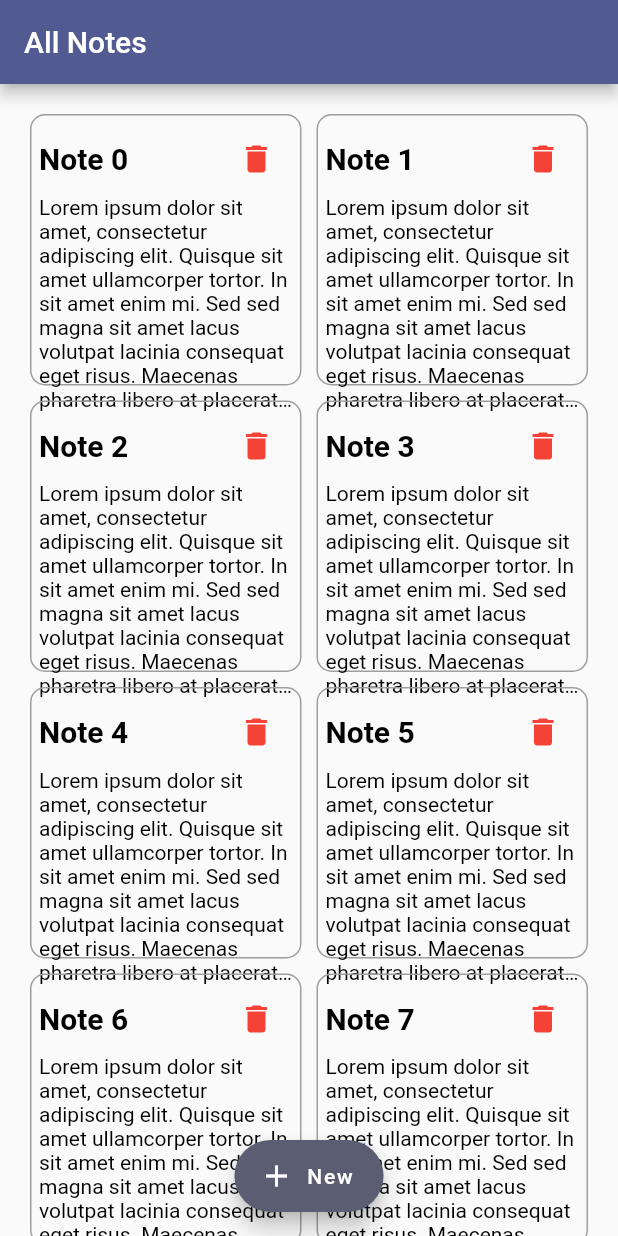
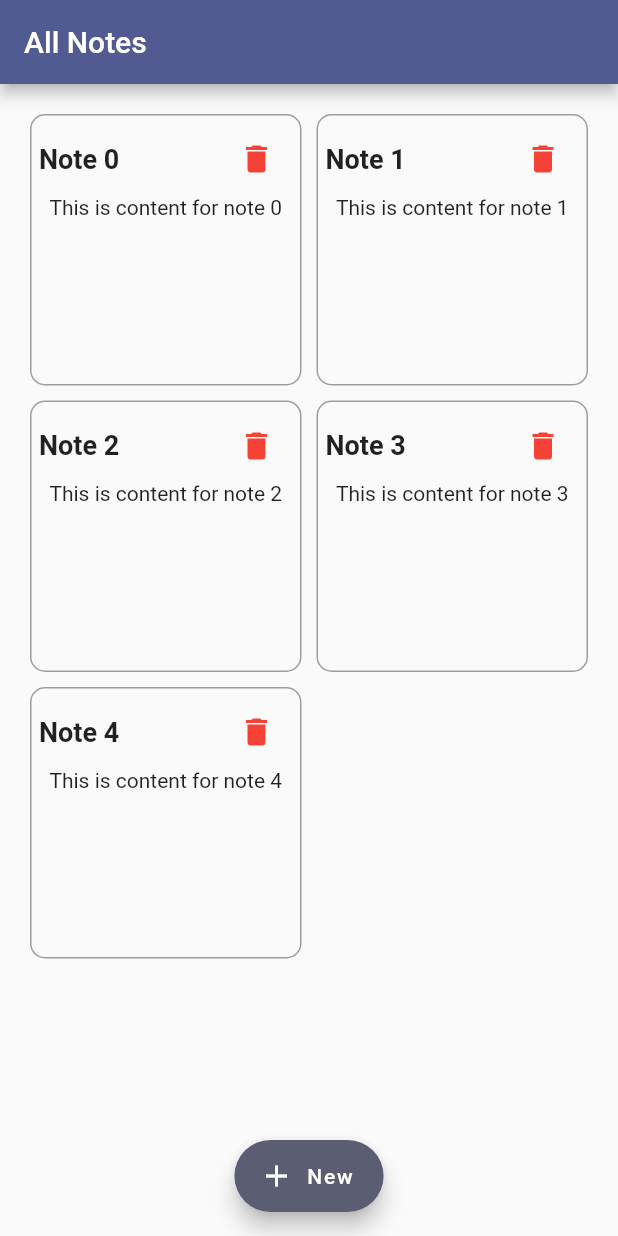
Before and after one commit to Hafeed10/Flutter-All-Notes-App, a Flutter app: the screen it shows after launch, on a phone screen of 412 x 824 dp. Run offline on Flutter 3.47's test engine with Material 3 defaults, Android fonts, the phone set to English and light mode, and no system bars; our stand-ins replace hive, hive_flutter; accounts and stored records are empty.

Commit message:
error solving

```diff
--- a/lib/view/screen_all_notes.dart
+++ b/lib/view/screen_all_notes.dart
@@ -1,8 +1,44 @@
 import 'package:flutter/material.dart';
 import 'package:note_app/view/screen_add_note.dart';
 
-class ScreenAllNotes extends StatelessWidget {
+class ScreenAllNotes extends StatefulWidget {
   const ScreenAllNotes({super.key});
+
+  @override
+  _ScreenAllNotesState createState() => _ScreenAllNotesState();
+}
+
+class _ScreenAllNotesState extends State<ScreenAllNotes> {
+  List<Map<String, String>> notes = [];
+
+  @override
+  void initState() {
+    super.initState();
+    // Initialize with some dummy notes (optional)
+    notes = List.generate(
+      5,
+      (index) => {
+        'id': index.toString(),
+        'title': 'Note $index',
+        'content': 'This is content for note $index',
+      },
+    );
+  }
+
+  // Method to add or update a note
+  void _addOrUpdateNote(Map<String, String> noteData) {
+    bool isEdit = notes.any((note) => note['id'] == noteData['id']);
+    setState(() {
+      if (isEdit) {
+        // Update the existing note
+        int index = notes.indexWhere((note) => note['id'] == noteData['id']);
+        notes[index] = noteData;
+      } else {
+        // Add new note
+        notes.add(noteData);
+      }
+    });
+  }
 
   @override
   Widget build(BuildContext context) {
@@ -17,22 +53,47 @@ class ScreenAllNotes extends StatelessWidget {
           crossAxisSpacing: 10,
           padding: const EdgeInsets.all(20),
           children: List.generate(
-            10,
+            notes.length,
             (index) => NoteItem(
-              id: index.toString(),
-              title: 'Note $index',
-              content: 'Lorem ipsum dolor sit amet, consectetur adipiscing elit. Quisque sit amet ullamcorper tortor. In sit amet enim mi. Sed sed magna sit amet lacus volutpat lacinia consequat eget risus. Maecenas pharetra libero at placerat imperdiet. Fusce nisl magna, euismod nec pulvinar sollicitudin, fermentum eu nibh. Fusce semper pulvinar convallis. Nullam vel diam velit. Aenean ut erat risus. Morbi aliquam elementum molestie. Nulla facilisi. Mauris sodales urna quis massa varius luctus',
+              id: notes[index]['id']!,
+              title: notes[index]['title']!,
+              content: notes[index]['content']!,
+              onDelete: (id) {
+                setState(() {
+                  notes.removeWhere((note) => note['id'] == id);
+                });
+              },
+              onEdit: () async {
+                // Navigate to edit screen and wait for the result
+                Map<String, String>? result = await Navigator.of(context).push(
+                  MaterialPageRoute(
+                    builder: (context) => ScreenAddNote(
+                      type: ActionType.editNote,
+                      id: notes[index]['id'],
+                      existingTitle: notes[index]['title'],
+                      existingContent: notes[index]['content'],
+                    ),
+                  ),
+                );
+                if (result != null) {
+                  _addOrUpdateNote(result);  // Update note
+                }
+              },
             ),
           ),
         ),
       ),
       floatingActionButton: FloatingActionButton.extended(
-        onPressed: () {
-          Navigator.of(context).push(
+        onPressed: () async {
+          // Navigate to add note screen and wait for the result
+          Map<String, String>? result = await Navigator.of(context).push(
             MaterialPageRoute(
               builder: (context) => ScreenAddNote(type: ActionType.addNote),
             ),
           );
+          if (result != null) {
+            _addOrUpdateNote(result);  // Add new note
+          }
         },
         label: const Text('New'),
         icon: const Icon(Icons.add),
@@ -46,27 +107,22 @@ class NoteItem extends StatelessWidget {
   final String id;
   final String title;
   final String content;
+  final VoidCallback onEdit;
+  final Function(String) onDelete;
 
   const NoteItem({
     super.key,
     required this.id,
     required this.title,
     required this.content,
+    required this.onDelete,
+    required this.onEdit,
   });
 
   @override
   Widget build(BuildContext context) {
     return GestureDetector(
-      onTap: () {
-        Navigator.of(context).push(
-          MaterialPageRoute(
-            builder: (context) => ScreenAddNote(
-              type: ActionType.editNote,
-              id: id,
-            ),
-          ),
-        );
-      },
+      onTap: onEdit,
       child: Container(
         decoration: BoxDecoration(
           borderRadius: BorderRadius.circular(10),
@@ -83,17 +139,13 @@ class NoteItem extends StatelessWidget {
                     title,
                     overflow: TextOverflow.ellipsis,
                     style: const TextStyle(
-                      color: Colors.black,
-                      fontSize: 20,
+                      fontSize: 18,
                       fontWeight: FontWeight.bold,
                     ),
                   ),
                 ),
                 IconButton(
-                  onPressed: () {
-
-                    // Add delete functionality here
-                  },
+                  onPressed: () => onDelete(id),
                   icon: const Icon(
                     Icons.delete,
                     color: Colors.red,
@@ -103,12 +155,9 @@ class NoteItem extends StatelessWidget {
             ),
             Text(
               content,
-              maxLines: 9,
+              maxLines: 8,
               overflow: TextOverflow.ellipsis,
-              style: const TextStyle(
-                color: Colors.black,
-                fontSize: 14,
-              ),
+              style: const TextStyle(fontSize: 14),
             ),
           ],
         ),
@@ -116,5 +165,3 @@ class NoteItem extends StatelessWidget {
     );
   }
 }
-
-// Assuming ScreenAddNote and ActionType are defined elsewhere
--- a/pubspec.yaml
+++ b/pubspec.yaml
@@ -49,6 +49,7 @@ dev_dependencies:
   build_runner: ^2.4.12
   flutter_lints: ^4.0.0
   hive_generator: ^2.0.1
+  another_flushbar: ^1.12.30
 
   # The "flutter_lints" package below contains a set of recommended lints to
   # encourage good coding practices. The lint set provided by the package is
```
Also changed, not shown: lib/view/screen_add_note.dart (+64 -12 lines), pubspec.lock.
